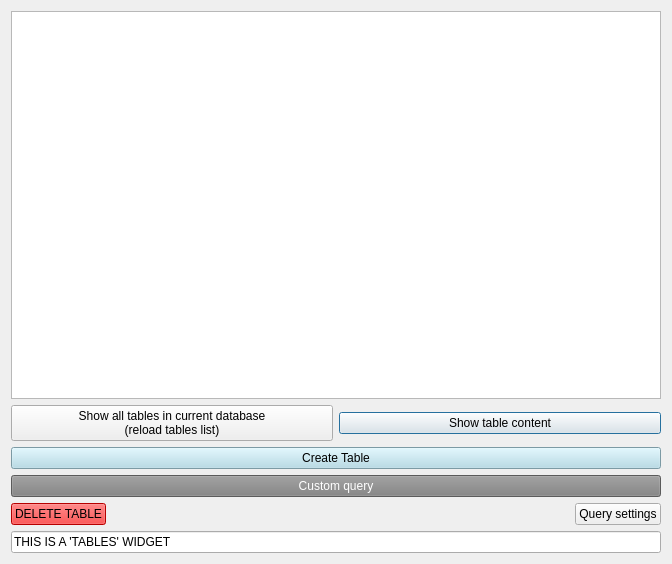
Above: tables.ui from TiReks33/adb-explorer before the change. Below: the same form after it.
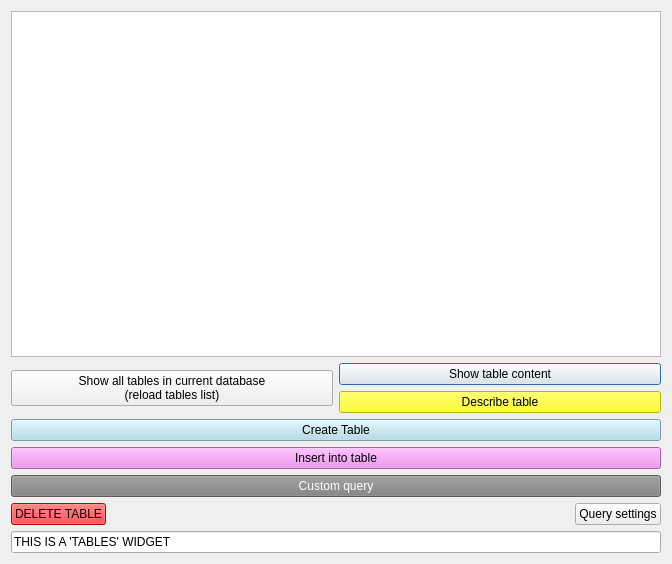
That is the form after the change.

Commit message: 22 -- 'insert into' constructor wip

What changed in the file:
```diff
--- a/tables.ui
+++ b/tables.ui
@@ -28,6 +28,8 @@
       </widget>
      </item>
      <item>
+      <layout class="QVBoxLayout" name="verticalLayout_2">
+       <item>
       <widget class="QPushButton" name="select_from_table_button">
        <property name="styleSheet">
         <string notr="true"/>
@@ -40,10 +42,27 @@
        </property>
       </widget>
      </item>
+       <item>
+        <widget class="QPushButton" name="pushButton_2">
+         <property name="styleSheet">
+          <string notr="true">background-color: yellow</string>
+         </property>
+         <property name="text">
+          <string>Describe table</string>
+         </property>
+        </widget>
+       </item>
+      </layout>
+     </item>
     </layout>
    </item>
    <item>
     <widget class="QPushButton" name="create_table_button">
+     <property name="font">
+      <font>
+       <underline>false</underline>
+      </font>
+     </property>
      <property name="styleSheet">
       <string notr="true">background: lightblue;</string>
      </property>
@@ -52,6 +71,16 @@
      </property>
     </widget>
    </item>
+   <item>
+    <widget class="QPushButton" name="insert_inTable_button">
+     <property name="styleSheet">
+      <string notr="true">background-color: violet</string>
+     </property>
+     <property name="text">
+      <string>Insert into table</string>
+     </property>
+    </widget>
+   </item>
    <item>
     <widget class="QPushButton" name="Custom_Query_Button">
      <property name="styleSheet">
```
Lines whose indentation alone changed are shown as unchanged. The commit also changes 12 other files.
